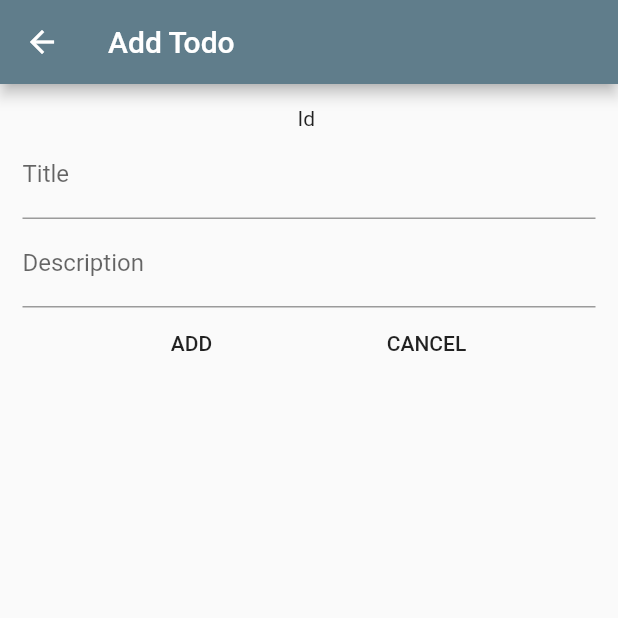
After one commit to rowen101/fluttertodosqlite, a Flutter app: the ADD screen opened directly, on a phone screen of 412 x 824 dp, the top half of it. The commit adds this screen. Run offline on Flutter 3.47's test engine with Material 2 defaults, Android fonts, the phone set to English and light mode, and no system bars; our stand-ins replace sqflite; accounts and stored records are empty.

Commit message:
Update add listview ,devider and custom layout

```diff
--- a/lib/sqlite/db_helper.dart
+++ b/lib/sqlite/db_helper.dart
@@ -3,15 +3,16 @@ import 'dart:io' as io;
 import 'package:path/path.dart';
 import 'package:sqflite/sqflite.dart';
 import 'package:path_provider/path_provider.dart';
-import 'employee.dart';
+import 'todo.dart';
 
 class DBHelper {
     static Database _db;
     static const String ID = 'id';
-    static const String NAME = 'name';
+    static const String TITLE = 'title';
     static const String DESCRIPTION = 'description';
-    static const String TABLE = 'Employee';
-    static const String DB_NAME = 'employee.db';
+    static const String ISDONE = 'isdone';
+    static const String TABLE = 'Todo';
+    static const String DB_NAME = 'todo.db';
 
     Future<Database> get db async {
       if(_db != null){
@@ -29,14 +30,14 @@ class DBHelper {
   }
 
   _onCreate(Database db, int version) async{
-    await db.execute("CREATE TABLE $TABLE ($ID INTEGER PRIMARY KEY, $NAME TEXT, $DESCRIPTION TEXT)");
+    await db.execute("CREATE TABLE $TABLE ($ID INTEGER PRIMARY KEY, $TITLE TEXT, $DESCRIPTION TEXT, $ISDONE BIT)");
   }
 
   //Save Employee
-  Future<Employee> save(Employee employee) async {
+  Future<Todo> save(Todo todo) async {
     var dbClient = await db;
-    employee.id = await dbClient.insert(TABLE, employee.toMap());
-    return employee;
+    todo.id = await dbClient.insert(TABLE, todo.toMap());
+    return todo;
 
     // await dbClient.transaction((txn) async {
     //   var query = "INSERT INTO $TABLE ($NAME) VALUES ('" + employee.name + "')";
@@ -44,17 +45,36 @@ class DBHelper {
     // });
   }
   //select employee
-  Future<List<Employee>> getEmployees() async {
+  Future<List<Todo>> getTodo() async {
     var dbClient = await db;
-    List<Map> maps = await dbClient.query(TABLE, columns: [ID, NAME, DESCRIPTION]);
+    List<Map> maps = await dbClient.query(TABLE, columns: [ID, TITLE, DESCRIPTION,ISDONE]);
     // List<Map> maps = await dbClient.rawQuery("SELECT * FROM $TABLE");
-    List<Employee> employees = [];
+    List<Todo> todos = [];
     if(maps.length > 0){
       for(int i = 0; i < maps.length; i++){
-        employees.add(Employee.fromMap(maps[i]));
+        todos.add(Todo.fromMap(maps[i]));
       }
     }
-    return employees;
+    return todos;
+  }
+  //get todo id
+   Future<List<Todo>> getTodoID(int id) async {
+    var dbClient = await db;
+    List<Map> maps = await dbClient.query(TABLE,where: '$ID = ?', whereArgs: [id], columns: [ID, TITLE, DESCRIPTION,ISDONE]);
+    // List<Map> maps = await dbClient.rawQuery("SELECT * FROM $TABLE");
+    List<Todo> todos = [];
+    if(maps.length > 0){
+      for(int i = 0; i < maps.length; i++){
+        todos.add(Todo.fromMap(maps[i]));
+      }
+    }
+    return todos;
+  }
+  // update checkbox
+  Future<int> checkupdate (int id,Todo todo) async {
+    var dbClient = await db;
+    return await dbClient.update(TABLE, todo.toMap(),
+      where: '$ID = ?' , whereArgs: [todo.id]);
   }
 
   //delete employee
@@ -65,10 +85,10 @@ class DBHelper {
 
 
   //update employee
-  Future<int> update(Employee employee) async{
+  Future<int> update(Todo todo) async{
     var dbClinet = await db;
-    return await dbClinet.update(TABLE, employee.toMap(),
-      where: '$ID = ?' , whereArgs: [employee.id]);
+    return await dbClinet.update(TABLE, todo.toMap(),
+      where: '$ID = ?' , whereArgs: [todo.id]);
   }
 
   //close the database
--- /dev/null
+++ b/lib/sqlite/todo.dart
@@ -0,0 +1,23 @@
+class Todo{
+  int id;
+  String title;
+  String description;
+  bool isdone;
+  Todo(this.id, this.title, this.description, this.isdone);
+    Map<String, dynamic> toMap(){
+    var map = <String, dynamic>{
+      'id': id,
+      'title': title,
+      'description': description,
+      'isdone' : isdone ? 1 : 0,
+    };
+    return map;
+  }
+
+  Todo.fromMap(Map<String, dynamic>map){
+    id = map['id'];
+    title = map['title'];
+    description = map['description'];
+    isdone = map['isdone'] == 1;
+  }
+}
--- /dev/null
+++ b/lib/views/add.dart
@@ -0,0 +1,146 @@
+//import 'package:Todo/main.dart';
+import 'package:Todo/sqlite/todo.dart';
+import 'package:flutter/material.dart';
+import 'package:Todo/sqlite/db_helper.dart';
+import 'dart:async';
+
+
+class ADD extends StatefulWidget {
+  final  String title;
+  final id;
+  ADD({Key key, this.title, this.id}) : super(key: key);
+
+  @override
+  _ADDState createState() => _ADDState();
+
+
+}
+
+class _ADDState extends State<ADD> {
+Future<List<Todo>> todo;
+  TextEditingController ctitle = TextEditingController();
+  TextEditingController cdescription = TextEditingController();
+  String title;
+
+  String description;
+  bool isDone = false ;
+  DateTime createdAt;
+  int curUserId;
+
+  final formKey = new GlobalKey<FormState>();
+  var dbHelper;
+  bool isUpdating;
+
+  @override
+   void initState() {
+    super.initState();
+    dbHelper = DBHelper();
+    isUpdating = false;
+    refreshList();
+
+  }
+
+
+  refreshList() {
+    setState(() {
+      todo = dbHelper.getTodoID(1) ;
+    });
+  }
+
+  clearName() {
+    ctitle.text = '';
+    cdescription.text = '';
+  }
+  routerpage(){
+
+  }
+  validate() {
+    if (formKey.currentState.validate()) {
+      formKey.currentState.save();
+      if (isUpdating) {
+        Todo e = Todo(curUserId,title, description,isDone);
+        dbHelper.update(e);
+        setState(() {
+          isUpdating = false;
+
+        });
+
+      } else {
+        Todo e = Todo(null, title, description, isDone);
+        dbHelper.save(e);
+
+      }
+      //clearName();
+      // refreshList();
+      Navigator.pop(context);
+    }
+  }
+   form() {
+    return Form(
+      key: formKey,
+      child: Padding(
+        padding: EdgeInsets.all(15.0),
+        child: Column(
+          mainAxisAlignment: MainAxisAlignment.center,
+          mainAxisSize: MainAxisSize.min,
+          verticalDirection: VerticalDirection.down,
+          children: <Widget>[
+            Text('Id '),
+            TextFormField(
+              controller: ctitle,
+              keyboardType: TextInputType.text,
+              decoration: InputDecoration(labelText: 'Title'),
+              validator: (val) => val.length == 0 ? 'Enter Title' : null,
+              onSaved: (val) => title = val,
+            ),
+            TextFormField(
+              controller: cdescription,
+              keyboardType: TextInputType.text,
+              decoration: InputDecoration(labelText: 'Description'),
+              validator: (val) => val.length == 0 ? 'Enter Description' : null,
+              onSaved: (val) => description = val,
+            ),
+            Row(
+              mainAxisAlignment: MainAxisAlignment.spaceEvenly,
+              children: <Widget>[
+                FlatButton(
+                  onPressed: validate,
+
+                  child: Text(isUpdating ? 'UPDATE' : 'ADD'),
+                  //  Navigator.push(context, MaterialPageRoute(builder: (context) => MyApp()));
+                ),
+                FlatButton(
+                  onPressed: () {
+                    setState(() {
+                      isUpdating = false;
+                    });
+                    // clearName();
+                      Navigator.pop(context);
+                  },
+                  child: Text('CANCEL'),
+                )
+              ],
+            )
+          ],
+        ),
+      ),
+    );
+  }
+  @override
+  Widget build(BuildContext context) {
+    var scaffold = Scaffold(
+      appBar:AppBar(
+        title: Text('Add Todo'),
+      ),
+      body:Container (
+         child: Column(
+          mainAxisAlignment: MainAxisAlignment.start,
+          mainAxisSize: MainAxisSize.min,
+          verticalDirection: VerticalDirection.down,
+          children: <Widget>[ form()],
+        )
+      ),
+    );
+    return scaffold;
+  }
+}
--- /dev/null
+++ b/lib/views/details.dart
@@ -0,0 +1,22 @@
+import 'package:flutter/material.dart';
+
+class TodoDetails extends StatelessWidget {
+  final  todo;
+  const TodoDetails({Key key ,@required this.todo}) : super(key: key);
+
+  @override
+  Widget build(BuildContext context) {
+    return Scaffold(
+      appBar: AppBar(
+        title: Text('$todo'),
+      ),
+      body: Container(
+        child: Column(
+           children: <Widget>[
+             Text('$todo')
+           ],
+        ),
+      ),
+    );
+  }
+}
--- a/pubspec.yaml
+++ b/pubspec.yaml
@@ -1,4 +1,4 @@
-name: basicapp
+name: Todo
 description: A new Flutter project.
 
 # The following defines the version and build number for your application.
```
Also changed, not shown: lib/main.dart (+169 -128 lines), lib/src/sqlite/db_helper.dart (deleted, +0 -78 lines), lib/src/sqlite/employee.dart (deleted, +0 -19 lines), lib/views/about.dart (added, +17 -0 lines), pubspec.lock, 2 other files.
